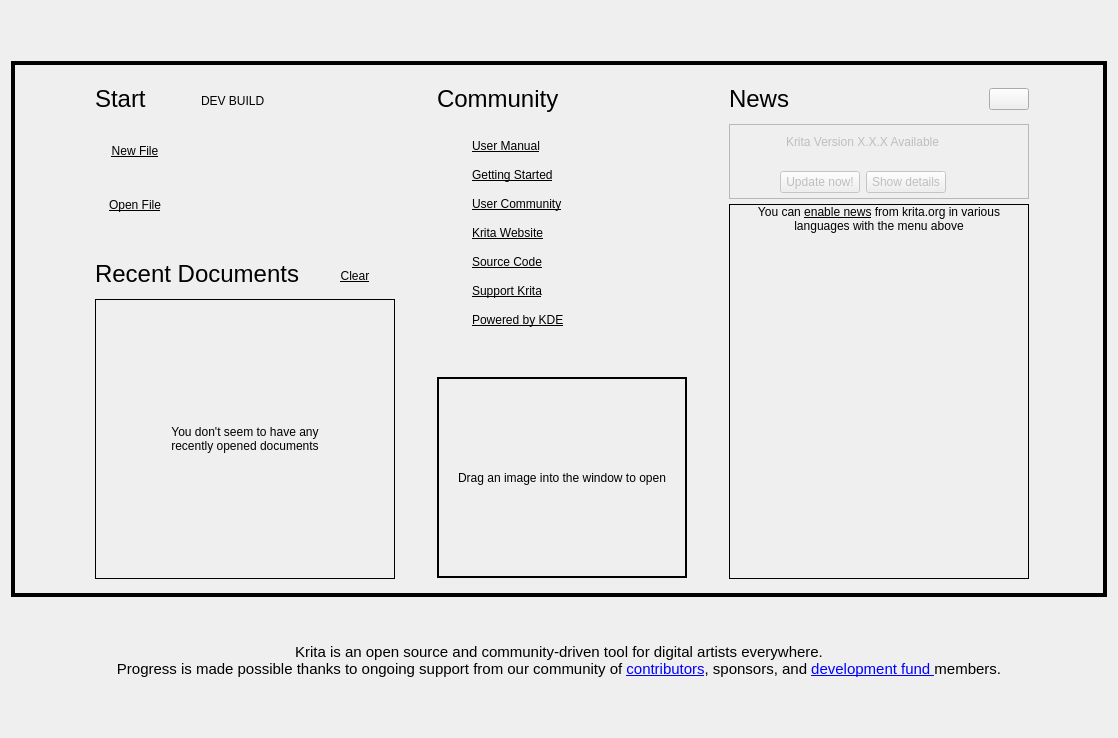
First picture: the form in libs/ui/forms/KisWelcomePage.ui, repository KDE/krita, before the edit.
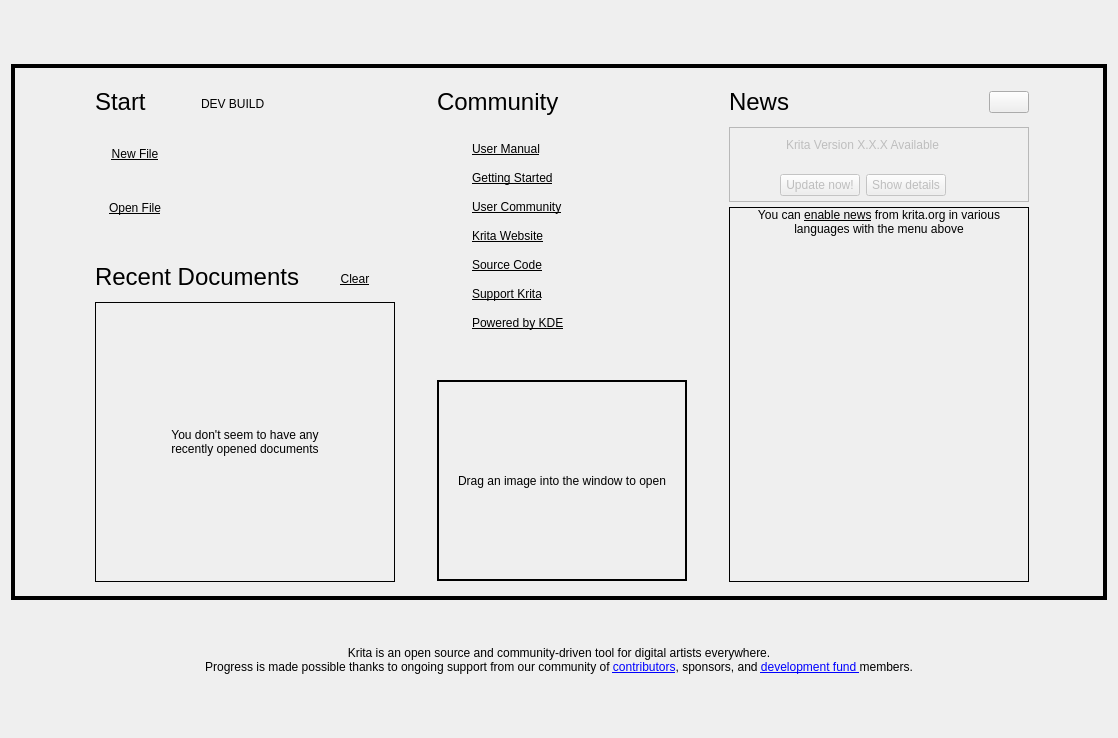
Second picture: the form after the edit. Custom widgets are drawn as their Qt base class.

Commit message: Remove hard-coded font in welcome widget support text

```diff
--- a/libs/ui/forms/KisWelcomePage.ui
+++ b/libs/ui/forms/KisWelcomePage.ui
@@ -1822,7 +1822,7 @@
       <string>&lt;!DOCTYPE HTML PUBLIC &quot;-//W3C//DTD HTML 4.0//EN&quot; &quot;http://www.w3.org/TR/REC-html40/strict.dtd&quot;&gt;
 &lt;html&gt;&lt;head&gt;&lt;meta name=&quot;qrichtext&quot; content=&quot;1&quot; /&gt;&lt;style type=&quot;text/css&quot;&gt;
 p, li { white-space: pre-wrap; }
-&lt;/style&gt;&lt;/head&gt;&lt;body style=&quot; font-family:'Noto Sans'; font-size:11pt; font-weight:400; font-style:normal;&quot;&gt;
+&lt;/style&gt;&lt;/head&gt;&lt;body&gt;
 &lt;p style=&quot; margin-top:12px; margin-bottom:12px; margin-left:0px; margin-right:0px; -qt-block-indent:0; text-indent:0px;&quot;&gt;Krita is an open source and community-driven tool for digital artists everywhere.&lt;br /&gt;Progress is made possible thanks to ongoing support from our community of &lt;a href=&quot;https://docs.krita.org/en/contributors_manual.html&quot;&gt;contributors&lt;/a&gt;, sponsors, and &lt;a href=&quot;https://fund.krita.org/&quot;&gt;development fund &lt;/a&gt;members.&lt;/p&gt;&lt;/body&gt;&lt;/html&gt;</string>
      </property>
      <property name="alignment">
```
Left out of the diff: 2 changed lines with no effect on the pictures. The commit also changes 2 other files.
